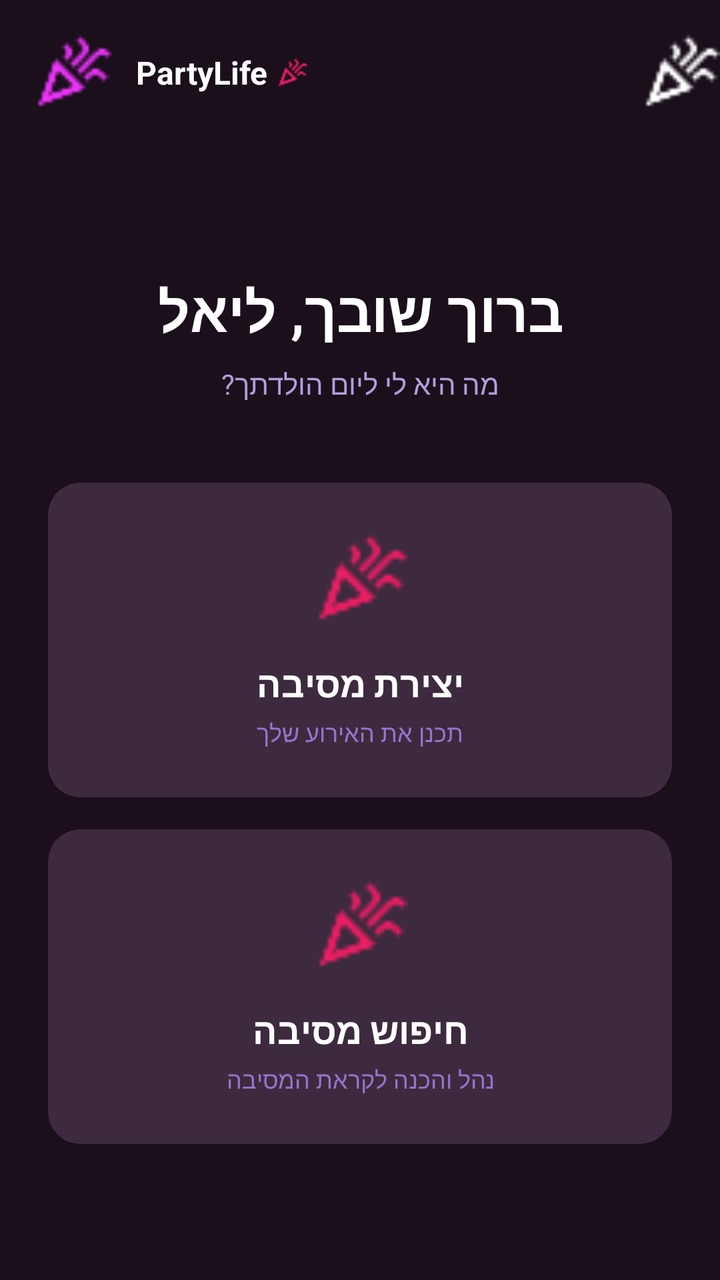
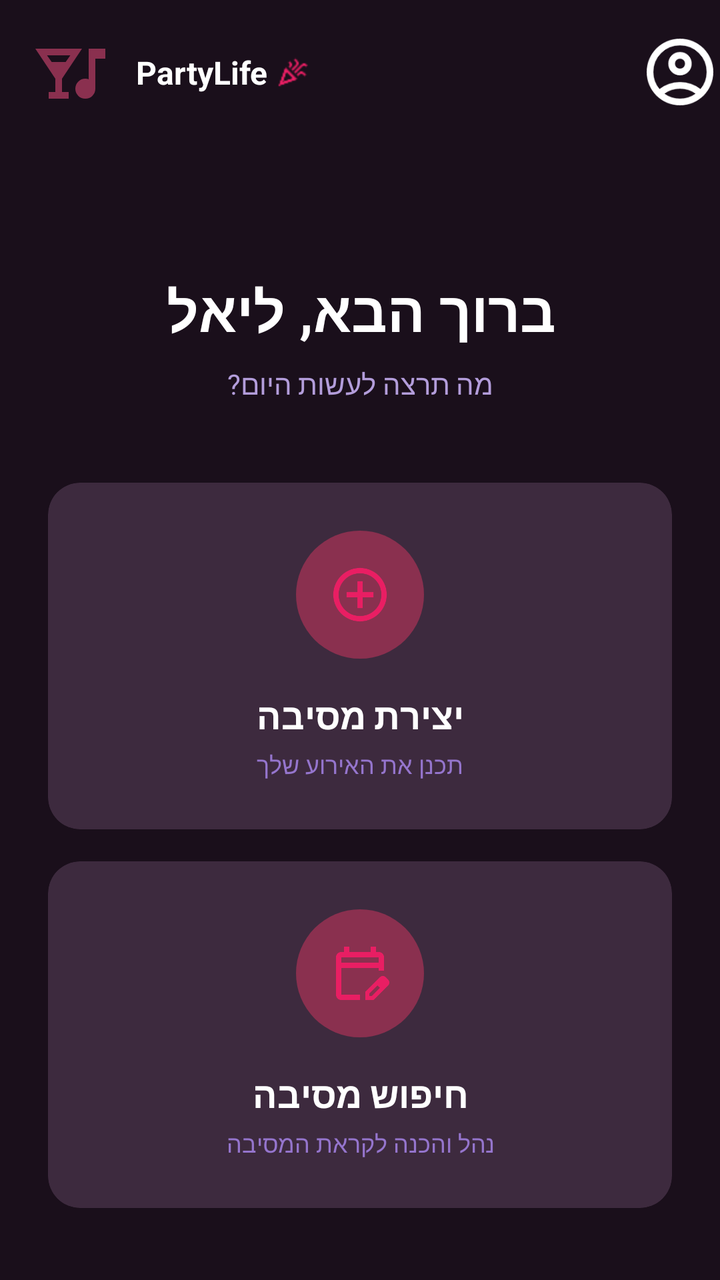

An Android layout rendered at two revisions. The XML below is the earlier revision; the diff shows what the commit changed to produce the second picture.
<!-- AndroidManifest.xml: application theme Theme.PartyLife -->
<!-- res/layout/activity_open_page.xml -->
<?xml version="1.0" encoding="utf-8"?>
<androidx.constraintlayout.widget.ConstraintLayout xmlns:android="http://schemas.android.com/apk/res/android"
    xmlns:app="http://schemas.android.com/apk/res-auto"
    xmlns:tools="http://schemas.android.com/tools"
    android:layout_width="match_parent"
    android:layout_height="match_parent"
    android:id="@+id/openpage"
    android:background="#1A0F1B">

    
    <ImageView
        android:id="@+id/ivLogo"
        android:layout_width="40dp"
        android:layout_height="40dp"
        android:layout_marginStart="16dp"
        android:layout_marginTop="16dp"
        android:src="@drawable/logo"
        app:layout_constraintStart_toStartOf="parent"
        app:layout_constraintTop_toTopOf="parent" />

    <TextView
        android:id="@+id/tvAppName"
        android:layout_width="wrap_content"
        android:layout_height="wrap_content"
        android:layout_marginStart="12dp"
        android:text="PartyLife"
        android:textColor="#FFFFFF"
        android:textSize="16sp"
        android:textStyle="bold"
        app:layout_constraintBottom_toBottomOf="@id/ivLogo"
        app:layout_constraintStart_toEndOf="@id/ivLogo"
        app:layout_constraintTop_toTopOf="@id/ivLogo" />

    <ImageView
        android:id="@+id/ivVerified"
        android:layout_width="16dp"
        android:layout_height="16dp"
        android:layout_marginStart="4dp"
        android:src="@drawable/logo"
        app:layout_constraintBottom_toBottomOf="@id/tvAppName"
        app:layout_constraintStart_toEndOf="@id/tvAppName"
        app:layout_constraintTop_toTopOf="@id/tvAppName"
        app:tint="#E91E63" />

    


    <ImageView
        android:id="@+id/ivSettings"
        android:layout_width="40dp"
        android:layout_height="40dp"
        android:layout_marginStart="16dp"
        android:layout_marginTop="16dp"
        android:src="@drawable/logo"
        app:layout_constraintEnd_toEndOf="parent"
        app:layout_constraintTop_toTopOf="parent"
        app:tint="#FFFFFF"/>

    
    <TextView
        android:id="@+id/tvWelcome"
        android:layout_width="wrap_content"
        android:layout_height="wrap_content"
        android:layout_marginTop="80dp"
        android:text="ברוך שובך, ליאל"
        android:textColor="#FFFFFF"
        android:textSize="28sp"
        android:textStyle="bold"
        app:layout_constraintEnd_toEndOf="parent"
        app:layout_constraintStart_toStartOf="parent"
        app:layout_constraintTop_toBottomOf="@id/ivLogo" />

    <TextView
        android:id="@+id/tvSubtitle"
        android:layout_width="wrap_content"
        android:layout_height="wrap_content"
        android:layout_marginTop="8dp"
        android:text="מה היא לי ליום הולדתך?"
        android:textColor="#B39DDB"
        android:textSize="14sp"
        app:layout_constraintEnd_toEndOf="parent"
        app:layout_constraintStart_toStartOf="parent"
        app:layout_constraintTop_toBottomOf="@id/tvWelcome" />

    
    <androidx.cardview.widget.CardView
        android:id="@+id/cvCreateParty"
        android:layout_width="0dp"
        android:layout_height="wrap_content"
        android:layout_marginStart="24dp"
        android:layout_marginTop="40dp"
        android:layout_marginEnd="24dp"
        app:cardBackgroundColor="#3D2A3E"
        app:cardCornerRadius="16dp"
        app:cardElevation="0dp"
        app:layout_constraintEnd_toEndOf="parent"
        app:layout_constraintStart_toStartOf="parent"
        app:layout_constraintTop_toBottomOf="@id/tvSubtitle">

        <androidx.constraintlayout.widget.ConstraintLayout
            android:layout_width="match_parent"
            android:layout_height="wrap_content"
            android:padding="24dp">

            <ImageView
                android:id="@+id/ivCreateIcon"
                android:layout_width="48dp"
                android:layout_height="48dp"
                android:src="@drawable/logo"
                app:layout_constraintEnd_toEndOf="parent"
                app:layout_constraintStart_toStartOf="parent"
                app:layout_constraintTop_toTopOf="parent"
                app:tint="#E91E63" />

            <TextView
                android:id="@+id/tvCreateTitle"
                android:layout_width="wrap_content"
                android:layout_height="wrap_content"
                android:layout_marginTop="16dp"
                android:text="יצירת מסיבה"
                android:textColor="#FFFFFF"
                android:textSize="18sp"
                android:textStyle="bold"
                app:layout_constraintEnd_toEndOf="parent"
                app:layout_constraintStart_toStartOf="parent"
                app:layout_constraintTop_toBottomOf="@id/ivCreateIcon" />

            <TextView
                android:id="@+id/tvCreateSubtitle"
                android:layout_width="wrap_content"
                android:layout_height="wrap_content"
                android:layout_marginTop="4dp"
                android:text="תכנן את האירוע שלך"
                android:textColor="#9575CD"
                android:textSize="12sp"
                app:layout_constraintEnd_toEndOf="parent"
                app:layout_constraintStart_toStartOf="parent"
                app:layout_constraintTop_toBottomOf="@id/tvCreateTitle" />

        </androidx.constraintlayout.widget.ConstraintLayout>

    </androidx.cardview.widget.CardView>

    
    <androidx.cardview.widget.CardView
        android:id="@+id/cvPlanParty"
        android:layout_width="0dp"
        android:layout_height="wrap_content"
        android:layout_marginStart="24dp"
        android:layout_marginTop="16dp"
        android:layout_marginEnd="24dp"
        app:cardBackgroundColor="#3D2A3E"
        app:cardCornerRadius="16dp"
        app:cardElevation="0dp"
        app:layout_constraintEnd_toEndOf="parent"
        app:layout_constraintStart_toStartOf="parent"
        app:layout_constraintTop_toBottomOf="@id/cvCreateParty">

        <androidx.constraintlayout.widget.ConstraintLayout
            android:layout_width="match_parent"
            android:layout_height="wrap_content"
            android:padding="24dp">

            <ImageView
                android:id="@+id/ivPlanIcon"
                android:layout_width="48dp"
                android:layout_height="48dp"
                android:src="@drawable/logo"
                app:layout_constraintEnd_toEndOf="parent"
                app:layout_constraintStart_toStartOf="parent"
                app:layout_constraintTop_toTopOf="parent"
                app:tint="#E91E63" />

            <TextView
                android:id="@+id/tvPlanTitle"
                android:layout_width="wrap_content"
                android:layout_height="wrap_content"
                android:layout_marginTop="16dp"
                android:text="חיפוש מסיבה"
                android:textColor="#FFFFFF"
                android:textSize="18sp"
                android:textStyle="bold"
                app:layout_constraintEnd_toEndOf="parent"
                app:layout_constraintStart_toStartOf="parent"
                app:layout_constraintTop_toBottomOf="@id/ivPlanIcon" />

            <TextView
                android:id="@+id/tvPlanSubtitle"
                android:layout_width="wrap_content"
                android:layout_height="wrap_content"
                android:layout_marginTop="4dp"
                android:text="נהל והכנה לקראת המסיבה"
                android:textColor="#9575CD"
                android:textSize="12sp"
                app:layout_constraintEnd_toEndOf="parent"
                app:layout_constraintStart_toStartOf="parent"
                app:layout_constraintTop_toBottomOf="@id/tvPlanTitle" />

        </androidx.constraintlayout.widget.ConstraintLayout>

    </androidx.cardview.widget.CardView>

</androidx.constraintlayout.widget.ConstraintLayout>
<!-- resources referenced by this layout -->
<resources>
  <!-- drawable logo: png bitmap (drawable, 761 bytes) -->
  <style name="Theme.PartyLife" parent="Base.Theme.PartyLife" />
  <style name="Base.Theme.PartyLife" parent="Theme.Material3.Dark.NoActionBar">
        
  
      </style>
</resources>

<!-- the commit's change to res/layout/activity_open_page.xml (unified diff, before → after) -->
@@ -14,7 +14,8 @@
         android:layout_height="40dp"
         android:layout_marginStart="16dp"
         android:layout_marginTop="16dp"
-        android:src="@drawable/logo"
+        android:src="@drawable/partyicon"
+        app:tint="#8A304F"
         app:layout_constraintStart_toStartOf="parent"
         app:layout_constraintTop_toTopOf="parent" />
 
@@ -51,7 +52,7 @@
         android:layout_height="40dp"
         android:layout_marginStart="16dp"
         android:layout_marginTop="16dp"
-        android:src="@drawable/logo"
+        android:src="@drawable/personimeg"
         app:layout_constraintEnd_toEndOf="parent"
         app:layout_constraintTop_toTopOf="parent"
         app:tint="#FFFFFF"/>
@@ -62,7 +63,7 @@
         android:layout_width="wrap_content"
         android:layout_height="wrap_content"
         android:layout_marginTop="80dp"
-        android:text="ברוך שובך, ליאל"
+        android:text="ברוך הבא, ליאל"
         android:textColor="#FFFFFF"
         android:textSize="28sp"
         android:textStyle="bold"
@@ -75,7 +76,7 @@
         android:layout_width="wrap_content"
         android:layout_height="wrap_content"
         android:layout_marginTop="8dp"
-        android:text="מה היא לי ליום הולדתך?"
+        android:text="מה תרצה לעשות היום?"
         android:textColor="#B39DDB"
         android:textSize="14sp"
         app:layout_constraintEnd_toEndOf="parent"
@@ -104,9 +105,11 @@
 
             <ImageView
                 android:id="@+id/ivCreateIcon"
-                android:layout_width="48dp"
-                android:layout_height="48dp"
-                android:src="@drawable/logo"
+                android:layout_width="64dp"
+                android:layout_height="64dp"
+                android:padding="16dp"
+                android:background="@drawable/circle_icon_background"
+                android:src="@drawable/add_circle_24dp_ffffff_fill0_wght400_grad0_opsz24"
                 app:layout_constraintEnd_toEndOf="parent"
                 app:layout_constraintStart_toStartOf="parent"
                 app:layout_constraintTop_toTopOf="parent"
@@ -163,9 +166,11 @@
 
             <ImageView
                 android:id="@+id/ivPlanIcon"
-                android:layout_width="48dp"
-                android:layout_height="48dp"
-                android:src="@drawable/logo"
+                android:layout_width="64dp"
+                android:layout_height="64dp"
+                android:padding="16dp"
+                android:background="@drawable/circle_icon_background"
+                android:src="@drawable/planicon"
                 app:layout_constraintEnd_toEndOf="parent"
                 app:layout_constraintStart_toStartOf="parent"
                 app:layout_constraintTop_toTopOf="parent"
<!-- resource entries referenced after the edit -->
@@ -1,6 +1,55 @@
 <!-- resources referenced by this layout -->
 <resources>
+  <!-- drawable add_circle_24dp_ffffff_fill0_wght400_grad0_opsz24 (drawable) -->
+  <vector xmlns:android="http://schemas.android.com/apk/res/android"
+      android:width="24dp"
+      android:height="24dp"
+      android:viewportWidth="960"
+      android:viewportHeight="960">
+    <path
+        android:pathData="M440,680h80v-160h160v-80L520,440v-160h-80v160L280,440v80h160v160ZM480,880q-83,0 -156,-31.5T197,763q-54,-54 -85.5,-127T80,480q0,-83 31.5,-156T197,197q54,-54 127,-85.5T480,80q83,0 156,31.5T763,197q54,54 85.5,127T880,480q0,83 -31.5,156T763,763q-54,54 -127,85.5T480,880ZM480,800q134,0 227,-93t93,-227q0,-134 -93,-227t-227,-93q-134,0 -227,93t-93,227q0,134 93,227t227,93ZM480,480Z"
+        android:fillColor="#FFFFFF"/>
+  </vector>
+  <!-- drawable circle_icon_background (drawable) -->
+  <?xml version="1.0" encoding="utf-8"?>
+  <shape xmlns:android="http://schemas.android.com/apk/res/android"
+      android:shape="oval">
+      <solid android:color="#8A304F"/>
+      <size
+          android:width="64dp"
+          android:height="64dp"/>
+  </shape>
   <!-- drawable logo: png bitmap (drawable, 761 bytes) -->
+  <!-- drawable partyicon (drawable) -->
+  <vector xmlns:android="http://schemas.android.com/apk/res/android"
+      android:width="24dp"
+      android:height="24dp"
+      android:viewportWidth="960"
+      android:viewportHeight="960">
+    <path
+        android:pathData="M200,800v-80h80v-160L40,200h560L360,560v160h80v80L200,800ZM236,360h168l56,-80L180,280l56,80ZM640,800q-50,0 -85,-35t-35,-85q0,-50 35,-85t85,-35q11,0 21,1.5t19,6.5v-368h200v120L760,320v360q0,50 -35,85t-85,35Z"
+        android:fillColor="#FFFFFF"/>
+  </vector>
+  <!-- drawable personimeg (drawable) -->
+  <vector xmlns:android="http://schemas.android.com/apk/res/android"
+      android:width="24dp"
+      android:height="24dp"
+      android:viewportWidth="960"
+      android:viewportHeight="960">
+    <path
+        android:pathData="M234,684q51,-39 114,-61.5T480,600q69,0 132,22.5T726,684q35,-41 54.5,-93T800,480q0,-133 -93.5,-226.5T480,160q-133,0 -226.5,93.5T160,480q0,59 19.5,111t54.5,93ZM480,520q-59,0 -99.5,-40.5T340,380q0,-59 40.5,-99.5T480,240q59,0 99.5,40.5T620,380q0,59 -40.5,99.5T480,520ZM480,880q-83,0 -156,-31.5T197,763q-54,-54 -85.5,-127T80,480q0,-83 31.5,-156T197,197q54,-54 127,-85.5T480,80q83,0 156,31.5T763,197q54,54 85.5,127T880,480q0,83 -31.5,156T763,763q-54,54 -127,85.5T480,880ZM480,800q53,0 100,-15.5t86,-44.5q-39,-29 -86,-44.5T480,680q-53,0 -100,15.5T294,740q39,29 86,44.5T480,800ZM480,440q26,0 43,-17t17,-43q0,-26 -17,-43t-43,-17q-26,0 -43,17t-17,43q0,26 17,43t43,17ZM480,380ZM480,740Z"
+        android:fillColor="#FFFFFF"/>
+  </vector>
+  <!-- drawable planicon (drawable) -->
+  <vector xmlns:android="http://schemas.android.com/apk/res/android"
+      android:width="24dp"
+      android:height="24dp"
+      android:viewportWidth="960"
+      android:viewportHeight="960">
+    <path
+        android:pathData="M200,880q-33,0 -56.5,-23.5T120,800v-560q0,-33 23.5,-56.5T200,160h40v-80h80v80h320v-80h80v80h40q33,0 56.5,23.5T840,240v200h-80v-40L200,400v400h280v80L200,880ZM200,320h560v-80L200,240v80ZM200,320v-80,80ZM560,880v-123l221,-220q9,-9 20,-13t22,-4q12,0 23,4.5t20,13.5l37,37q8,9 12.5,20t4.5,22q0,11 -4,22.5T903,660L683,880L560,880ZM860,617 L823,580 860,617ZM620,820h38l121,-122 -18,-19 -19,-18 -122,121v38ZM761,679 L742,661 779,698 761,679Z"
+        android:fillColor="#FFFFFF"/>
+  </vector>
   <style name="Theme.PartyLife" parent="Base.Theme.PartyLife" />
   <style name="Base.Theme.PartyLife" parent="Theme.Material3.Dark.NoActionBar">
         
